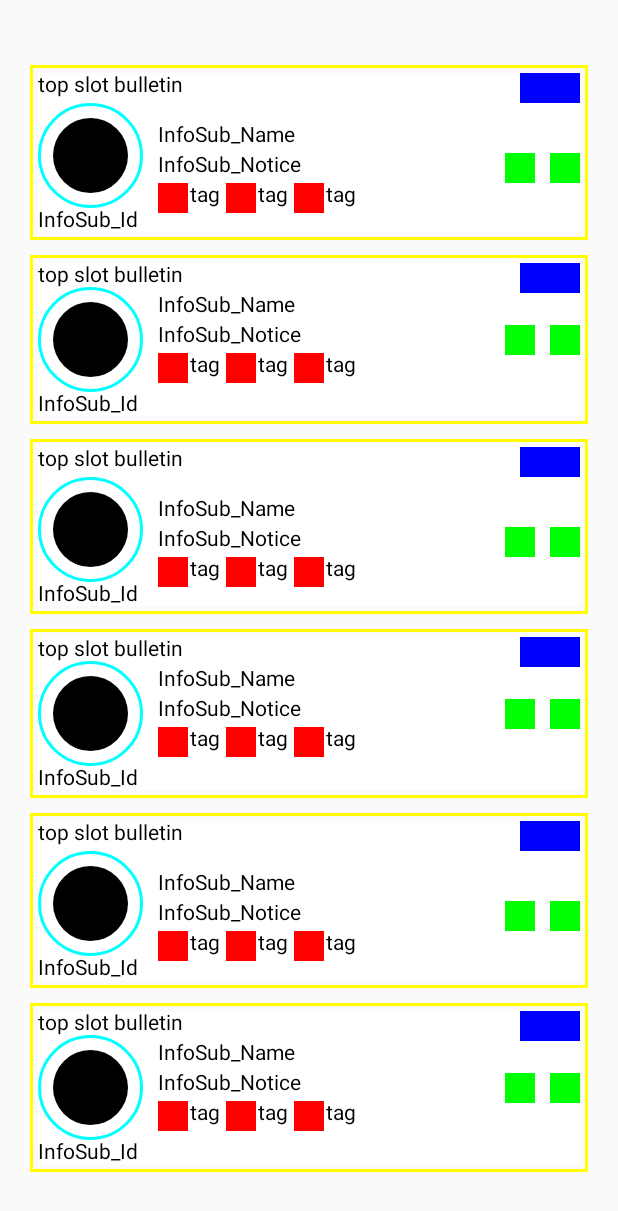
After one commit to szkug/akit, an Android app built with Jetpack Compose: the LayoutOptActivity screen opened directly, with no data from a screen before it, on a phone screen of 412 x 824 dp. The commit adds this screen. Shown: the top 1211 px of the screen. Run offline under Robolectric (Android 15) with nearby library versions, the phone set to English and light mode, and no system bars; our stand-ins replace constraintlayout-compose.

Commit message:
* Add layout opt

```diff
--- a/app/src/main/AndroidManifest.xml
+++ b/app/src/main/AndroidManifest.xml
@@ -48,6 +48,9 @@
         <activity
             android:name=".acts.NinePatchActivity"
             android:exported="true" />
+        <activity
+            android:name=".acts.LayoutOptActivity"
+            android:exported="true" />
 
     </application>
 
--- /dev/null
+++ b/app/src/main/java/com/korilin/samples/compose/trace/acts/LayoutOptActivity.kt
@@ -0,0 +1,379 @@
+@file:Suppress("NOTHING_TO_INLINE")
+
+package com.korilin.samples.compose.trace.acts
+
+import android.os.Bundle
+import androidx.activity.ComponentActivity
+import androidx.activity.compose.setContent
+import androidx.activity.enableEdgeToEdge
+import androidx.compose.foundation.background
+import androidx.compose.foundation.border
+import androidx.compose.foundation.layout.Arrangement
+import androidx.compose.foundation.layout.Box
+import androidx.compose.foundation.layout.Column
+import androidx.compose.foundation.layout.Row
+import androidx.compose.foundation.layout.Spacer
+import androidx.compose.foundation.layout.fillMaxSize
+import androidx.compose.foundation.layout.fillMaxWidth
+import androidx.compose.foundation.layout.height
+import androidx.compose.foundation.layout.padding
+import androidx.compose.foundation.layout.size
+import androidx.compose.foundation.layout.widthIn
+import androidx.compose.foundation.layout.wrapContentHeight
+import androidx.compose.foundation.shape.CircleShape
+import androidx.compose.material3.Text
+import androidx.compose.material3.TextField
+import androidx.compose.runtime.Composable
+import androidx.compose.runtime.getValue
+import androidx.compose.runtime.mutableStateOf
+import androidx.compose.runtime.setValue
+import androidx.compose.ui.Alignment
+import androidx.compose.ui.Modifier
+import androidx.compose.ui.draw.clip
+import androidx.compose.ui.graphics.Color
+import androidx.compose.ui.tooling.preview.Preview
+import androidx.compose.ui.unit.dp
+import androidx.compose.ui.util.fastForEach
+import androidx.compose.ui.util.trace
+import androidx.constraintlayout.compose.ConstraintLayout
+import androidx.constraintlayout.compose.Dimension
+import com.bumptech.glide.integration.compose.ExperimentalGlideComposeApi
+
+class LayoutOptActivity : ComponentActivity() {
+
+    private val bf = SimpleBfCl()
+    private val opt = SimpleOptCl()
+
+    private val text = mutableStateOf(StringBuilder().apply {
+        repeat(10000) { append("K") }
+    }.toString())
+
+    @OptIn(ExperimentalGlideComposeApi::class)
+    override fun onCreate(savedInstanceState: Bundle?) {
+        super.onCreate(savedInstanceState)
+        enableEdgeToEdge()
+        setContent {
+            Column(
+                modifier = Modifier
+                    .fillMaxSize()
+                    .padding(horizontal = 20.dp),
+                verticalArrangement = Arrangement.Center,
+                horizontalAlignment = Alignment.Start
+            ) {
+                bf.Content()
+                Spacer(modifier = Modifier.height(10.dp))
+                opt.Content()
+
+                Spacer(modifier = Modifier.height(10.dp))
+                bf.Content()
+                Spacer(modifier = Modifier.height(10.dp))
+                opt.Content()
+
+                Spacer(modifier = Modifier.height(10.dp))
+                bf.Content()
+                Spacer(modifier = Modifier.height(10.dp))
+                opt.Content()
+
+            }
+        }
+    }
+}
+
+
+private val framePd = 5.dp
+private val tags = List(3) { "" }
+
+class SimpleBfCl() {
+
+    @Preview
+    @Composable
+    private fun Preview() = Content()
+
+    @Composable
+    fun Content() = trace("SimpleBfCl") {
+        Box(
+            modifier = Modifier
+                .fillMaxWidth()
+                .wrapContentHeight(),
+
+            contentAlignment = Alignment.Center
+        ) {
+            CBFrame(
+                modifier = Modifier
+                    .matchParentSize()
+                    .padding(framePd)
+            )
+            Column(
+                modifier = Modifier
+                    .fillMaxWidth()
+                    .padding(framePd),
+            ) {
+                Row(
+                    modifier = Modifier.fillMaxWidth(),
+                    horizontalArrangement = Arrangement.SpaceBetween
+                ) {
+                    TopSlot_Bulletin()
+                    TopSlot_ActTag()
+                }
+                Row(
+                    verticalAlignment = Alignment.CenterVertically,
+                    horizontalArrangement = Arrangement.spacedBy(10.dp)
+                ) {
+                    Column(horizontalAlignment = Alignment.CenterHorizontally) {
+
+                        Box(contentAlignment = Alignment.Center) {
+                            InfoSub_Avatar()
+                            InfoSub_Wear()
+                        }
+
+                        InfoSub_Identify()
+                    }
+
+                    Column(
+                        verticalArrangement = Arrangement.spacedBy(4.dp),
+                        modifier = Modifier.weight(1f)
+                    ) {
+                        InfoSub_Name()
+                        InfoSub_Notice()
+                        InfoSub_Tags()
+                    }
+
+                    Row(horizontalArrangement = Arrangement.spacedBy(10.dp)) {
+                        EndArea_Follow()
+                        EndArea_Go()
+                    }
+                }
+            }
+            CFFrame(
+                modifier = Modifier.matchParentSize()
+            )
+        }
+    }
+
+}
+
+class SimpleOptCl() {
+    @Preview
+    @Composable
+    private fun Preview() = Content()
+
+    @Composable
+    fun Content() = trace("SimpleOptCl") {
+        ConstraintLayout(
+            modifier = Modifier
+                .fillMaxWidth()
+                .wrapContentHeight()
+        ) {
+
+            val (cbRef, cfRef, avatarRef, wearRef, idRef, nameRef, noticeRef, tagsRef, bulletinRef, actTagRef, goRef, followRef) = createRefs()
+
+            CBFrame(
+                modifier = Modifier
+                    .constrainAs(cbRef) {
+                        top.linkTo(parent.top, framePd)
+                        bottom.linkTo(parent.bottom, framePd)
+                        start.linkTo(parent.start, framePd)
+                        end.linkTo(parent.end, framePd)
+                        width = Dimension.fillToConstraints
+                        height = Dimension.fillToConstraints
+                    }
+            )
+
+            TopSlot_Bulletin(
+                modifier = Modifier.constrainAs(bulletinRef) {
+                    top.linkTo(cbRef.top)
+                    start.linkTo(cbRef.start)
+                }
+            )
+            TopSlot_ActTag(
+                modifier = Modifier.constrainAs(actTagRef) {
+                    top.linkTo(cbRef.top)
+                    end.linkTo(cbRef.end)
+                }
+            )
+
+            InfoSub_Avatar(
+                modifier = Modifier.constrainAs(avatarRef) {
+                    centerTo(wearRef)
+                }
+            )
+            InfoSub_Wear(
+                modifier = Modifier.constrainAs(wearRef) {
+                    top.linkTo(bulletinRef.bottom)
+                    start.linkTo(cbRef.start)
+                }
+            )
+            InfoSub_Identify(modifier = Modifier.constrainAs(idRef) {
+                top.linkTo(wearRef.bottom)
+                bottom.linkTo(parent.bottom, framePd)
+                centerHorizontallyTo(wearRef)
+            })
+
+            InfoSub_Name(
+                modifier = Modifier.constrainAs(nameRef) {
+                    top.linkTo(bulletinRef.bottom, 4.dp)
+                    start.linkTo(wearRef.end, 10.dp)
+                }
+            )
+            InfoSub_Notice(
+                modifier = Modifier.constrainAs(noticeRef) {
+                    top.linkTo(nameRef.bottom, 4.dp)
+                    start.linkTo(nameRef.start)
+                }
+            )
+
+            InfoSub_Tags(
+                modifier = Modifier.constrainAs(tagsRef) {
+                    top.linkTo(noticeRef.bottom, 4.dp)
+                    start.linkTo(wearRef.end, 10.dp)
+                }
+            )
+
+            EndArea_Follow(
+                modifier = Modifier.constrainAs(followRef) {
+                    centerVerticallyTo(cbRef)
+                    end.linkTo(goRef.start, 10.dp)
+                }
+            )
+            EndArea_Go(
+                modifier = Modifier.constrainAs(goRef) {
+                    centerVerticallyTo(cbRef)
+                    end.linkTo(cbRef.end)
+                })
+
+            CFFrame(
+                modifier = Modifier
+                    .constrainAs(cfRef) {
+                        top.linkTo(parent.top)
+                        bottom.linkTo(parent.bottom)
+                        start.linkTo(parent.start)
+                        end.linkTo(parent.end)
+                        width = Dimension.fillToConstraints
+                        height = Dimension.fillToConstraints
+                    }
+            )
+        }
+    }
+}
+
+@Composable
+private inline fun CFFrame(
+    modifier: Modifier = Modifier
+) {
+    Spacer(modifier = modifier.border(2.dp, color = Color.Yellow))
+}
+
+@Composable
+private inline fun CBFrame(
+    modifier: Modifier = Modifier
+) {
+    Spacer(modifier = modifier.background(Color.White))
+}
+
+@Composable
+private inline fun TopSlot_Bulletin(
+    modifier: Modifier = Modifier
+) {
+    Text(text = "top slot bulletin", modifier = modifier)
+}
+
+@Composable
+private inline fun TopSlot_ActTag(
+    modifier: Modifier = Modifier
+) {
+    Spacer(
+        modifier = modifier then Modifier
+            .size(40.dp, 20.dp)
+            .background(Color.Blue)
+    )
+}
+
+@Composable
+private inline fun InfoSub_Avatar(
+    modifier: Modifier = Modifier
+) {
+    Spacer(
+        modifier = modifier then Modifier
+            .size(50.dp)
+            .clip(CircleShape)
+            .background(Color.Black)
+    )
+}
+
+@Composable
+private inline fun InfoSub_Wear(
+    modifier: Modifier = Modifier
+) {
+    Spacer(
+        modifier = modifier then Modifier
+            .size(70.dp)
+            .border(width = 2.dp, color = Color.Cyan, shape = CircleShape)
+    )
+}
+
+@Composable
+private inline fun InfoSub_Identify(
+    modifier: Modifier = Modifier
+) {
+    Text(
+        text = "InfoSub_Identify",
+        modifier = modifier then Modifier.widthIn(max = 70.dp),
+        maxLines = 1
+    )
+}
+
+@Composable
+private inline fun InfoSub_Name(
+    modifier: Modifier = Modifier
+) {
+    Text(text = "InfoSub_Name", modifier = modifier)
+}
+
+@Composable
+private inline fun InfoSub_Notice(
+    modifier: Modifier = Modifier
+) {
+    Text(text = "InfoSub_Notice", modifier = modifier)
+}
+
+
+@Composable
+private inline fun InfoSub_Tags(
+    modifier: Modifier = Modifier
+) {
+
+    Row(horizontalArrangement = Arrangement.spacedBy(4.dp), modifier = modifier) {
+        tags.fastForEach {
+            Row(modifier, horizontalArrangement = Arrangement.spacedBy(1.dp)) {
+                Spacer(
+                    modifier = Modifier
+                        .size(20.dp)
+                        .background(Color.Red)
+                )
+                Text(text = "tag")
+            }
+        }
+    }
+}
+
+@Composable
+private inline fun EndArea_Go(
+    modifier: Modifier = Modifier
+) {
+    Spacer(
+        modifier = modifier then Modifier
+            .size(20.dp)
+            .background(Color.Green)
+    )
+}
+
+@Composable
+private inline fun EndArea_Follow(
+    modifier: Modifier = Modifier
+) {
+    Spacer(
+        modifier = modifier then Modifier
+            .size(20.dp)
+            .background(Color.Green)
+    )
+}
--- a/app/src/main/java/com/korilin/samples/compose/trace/acts/MainActivity.kt
+++ b/app/src/main/java/com/korilin/samples/compose/trace/acts/MainActivity.kt
@@ -84,6 +84,18 @@ class MainActivity : ComponentActivity() {
                                 Text(text = "Nine Patch Preview")
                             }
                         }
+
+                        spacerItem {
+                            Button(
+                                onClick = {
+                                    val intent =
+                                        Intent(this@MainActivity, LayoutOptActivity::class.java)
+                                    startActivity(intent)
+                                }
+                            ) {
+                                Text(text = "Layout Opt")
+                            }
+                        }
                     }
                 }
             }
--- a/benchmark/build.gradle.kts
+++ b/benchmark/build.gradle.kts
@@ -8,12 +8,12 @@ android {
     compileSdk = 34
 
     compileOptions {
-        sourceCompatibility = JavaVersion.VERSION_11
-        targetCompatibility = JavaVersion.VERSION_11
+        sourceCompatibility = JavaVersion.VERSION_17
+        targetCompatibility = JavaVersion.VERSION_17
     }
 
     kotlinOptions {
-        jvmTarget = "11"
+        jvmTarget = "17"
     }
 
     defaultConfig {
--- /dev/null
+++ b/benchmark/src/main/java/com/korilin/samples/compose/trace/benchmark/LayoutOptBenchmark.kt
@@ -0,0 +1,50 @@
+package com.korilin.samples.compose.trace.benchmark
+
+import androidx.benchmark.macro.ExperimentalMetricApi
+import androidx.benchmark.macro.FrameTimingMetric
+import androidx.benchmark.macro.MacrobenchmarkScope
+import androidx.benchmark.macro.Metric
+import androidx.benchmark.macro.StartupMode
+import androidx.benchmark.macro.TraceSectionMetric
+import androidx.benchmark.macro.junit4.MacrobenchmarkRule
+import androidx.test.ext.junit.runners.AndroidJUnit4
+import androidx.test.uiautomator.By
+import androidx.test.uiautomator.Until
+import org.junit.Rule
+import org.junit.Test
+import org.junit.runner.RunWith
+import java.util.concurrent.TimeUnit
+
+@RunWith(AndroidJUnit4::class)
+@OptIn(ExperimentalMetricApi::class)
+class LayoutOptBenchmark : AbstractComposeBenchmark(StartupMode.WARM) {
+
+    @Test
+    fun benchmarkCompareScreen() = benchmark()
+
+    @get:Rule
+    val benchmarkRule = MacrobenchmarkRule()
+
+    override val metrics: List<Metric> =
+        listOf(
+            FrameTimingMetric(),
+            TraceSectionMetric("SimpleBfCl", TraceSectionMetric.Mode.Average),
+            TraceSectionMetric("SimpleOptCl", TraceSectionMetric.Mode.Average),
+        )
+
+    override fun MacrobenchmarkScope.setupBlock() {
+    }
+
+    override fun MacrobenchmarkScope.measureBlock() {
+        startActivityAndWait()
+        val selector = By.text("Layout Opt")
+        device.wait(Until.hasObject(selector), 5_500)
+        val launch = device.findObject(selector)
+        launch.click()
+        device.wait(
+            Until.hasObject(By.clazz("$packageName.LayoutOptActivity")),
+            TimeUnit.SECONDS.toMillis(5)
+        )
+    }
+
+}
```
Also changed, not shown: app/build.gradle.kts (+4 -3 lines), gradle/libs.versions.toml (+4 -4 lines), gradle/wrapper/gradle-wrapper.properties.
